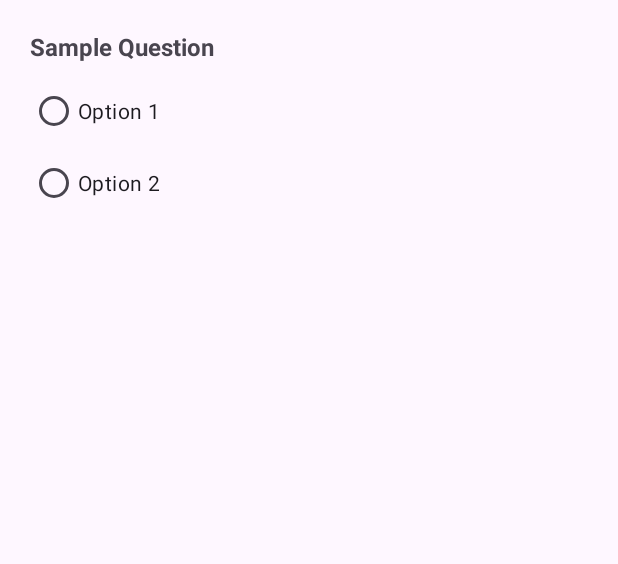
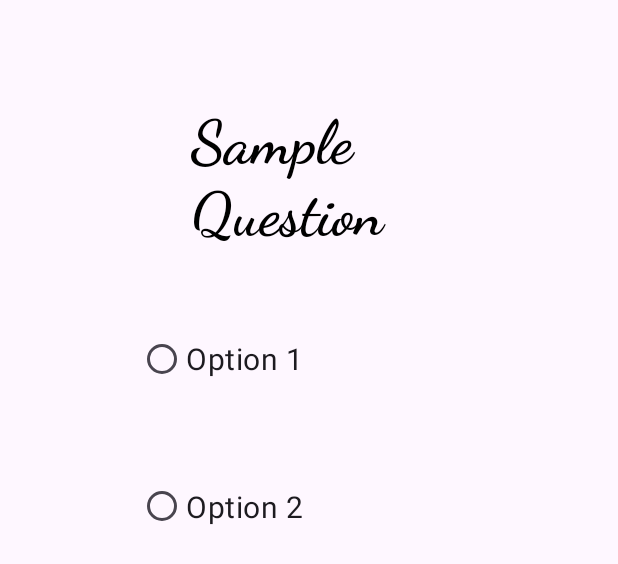
Before and after one commit to cherianabe/AndroidStudioFinal, an Android app: the layout item_question.xml on its own in the app's theme, with its tools: preview values and no code run, on a phone screen of 412 x 824 dp. Shown: the top 564 px of the screen. Run offline under Robolectric (Android 15) with nearby library versions, the phone set to English and light mode, and no system bars.

Commit message:
- Finalized class style - Added music to the rest of the views - Fixed the question style - Fixed the color of the see final character button

```diff
--- a/app/src/main/java/com/example/dndbuilder/ui/QuestionFragment.kt
+++ b/app/src/main/java/com/example/dndbuilder/ui/QuestionFragment.kt
@@ -52,7 +52,7 @@ class QuestionFragment : Fragment() {
         }
 
         // Observe stats and update the top stats bar live
-        viewModel.stats.observe(viewLifecycleOwner) { stats ->
+        /*viewModel.stats.observe(viewLifecycleOwner) { stats ->
             stats?.let {
                 b.tvStrQuestion.text = "STR: ${it.str}"
                 b.tvDexQuestion.text = "DEX: ${it.dex}"
@@ -61,7 +61,7 @@ class QuestionFragment : Fragment() {
                 b.tvWisQuestion.text = "WIS: ${it.wis}"
                 b.tvChaQuestion.text = "CHA: ${it.cha}"
             }
-        }
+        }*/
 
         btnNext.setOnClickListener {
             parentFragmentManager.beginTransaction()
--- a/app/src/main/res/layout/item_question.xml
+++ b/app/src/main/res/layout/item_question.xml
@@ -1,38 +1,57 @@
 <?xml version="1.0" encoding="utf-8"?>
-<LinearLayout xmlns:android="http://schemas.android.com/apk/res/android"
-    android:orientation="vertical"
-    android:padding="12dp"
+<androidx.constraintlayout.widget.ConstraintLayout xmlns:android="http://schemas.android.com/apk/res/android"
+    xmlns:app="http://schemas.android.com/apk/res-auto"
+    xmlns:tools="http://schemas.android.com/tools"
+    android:layout_width="match_parent"
+    android:layout_height="wrap_content"
     android:layout_margin="8dp"
     android:background="@android:color/transparent"
-    android:layout_width="match_parent"
-    android:layout_height="wrap_content">
+    android:orientation="vertical"
+    android:padding="12dp">
 
     <TextView
         android:id="@+id/tvQuestionText"
-        android:layout_width="wrap_content"
+        android:layout_width="170dp"
         android:layout_height="wrap_content"
+        android:layout_marginStart="136dp"
+        android:layout_marginTop="50dp"
+        android:layout_marginEnd="124dp"
+        android:layout_marginBottom="28dp"
+        android:fontFamily="cursive"
         android:text="Sample Question"
+        android:textColor="@color/black"
+        android:textSize="40sp"
         android:textStyle="bold"
-        android:textSize="16sp" />
+        app:layout_constraintBottom_toTopOf="@+id/rgAnswers"
+        app:layout_constraintEnd_toEndOf="parent"
+        app:layout_constraintStart_toStartOf="parent"
+        app:layout_constraintTop_toTopOf="parent" />
 
     <RadioGroup
         android:id="@+id/rgAnswers"
+        android:layout_width="228dp"
+        android:layout_height="196dp"
+        android:layout_marginTop="9dp"
+        android:layout_marginBottom="12dp"
         android:orientation="vertical"
-        android:layout_width="match_parent"
-        android:layout_height="wrap_content"
-        android:layout_marginTop="8dp">
+        app:layout_constraintBottom_toBottomOf="parent"
+        app:layout_constraintEnd_toEndOf="parent"
+        app:layout_constraintStart_toStartOf="parent"
+        app:layout_constraintTop_toBottomOf="@+id/tvQuestionText">
 
         <RadioButton
             android:id="@+id/rbOption1"
-            android:layout_width="wrap_content"
-            android:layout_height="wrap_content"
-            android:text="Option 1" />
+            android:layout_width="match_parent"
+            android:layout_height="69dp"
+            android:text="Option 1"
+            android:textSize="20sp" />
 
         <RadioButton
             android:id="@+id/rbOption2"
-            android:layout_width="wrap_content"
-            android:layout_height="wrap_content"
-            android:text="Option 2" />
+            android:layout_width="match_parent"
+            android:layout_height="127dp"
+            android:text="Option 2"
+            android:textSize="20sp" />
     </RadioGroup>
 
-</LinearLayout>
+</androidx.constraintlayout.widget.ConstraintLayout>
--- a/app/src/main/res/values/colors.xml
+++ b/app/src/main/res/values/colors.xml
@@ -2,4 +2,5 @@
 <resources>
     <color name="black">#FF000000</color>
     <color name="white">#FFFFFFFF</color>
+    <color name="brown">#795548</color>
 </resources>
```
Also changed, not shown: app/src/main/java/com/example/dndbuilder/ui/MainActivity.kt (+28 -0 lines), app/src/main/res/layout/fragment_choose_class.xml (+16 -16 lines), app/src/main/res/layout/fragment_question.xml (+1 -73 lines), app/src/main/res/drawable/btn.png (added), 4 other files.
